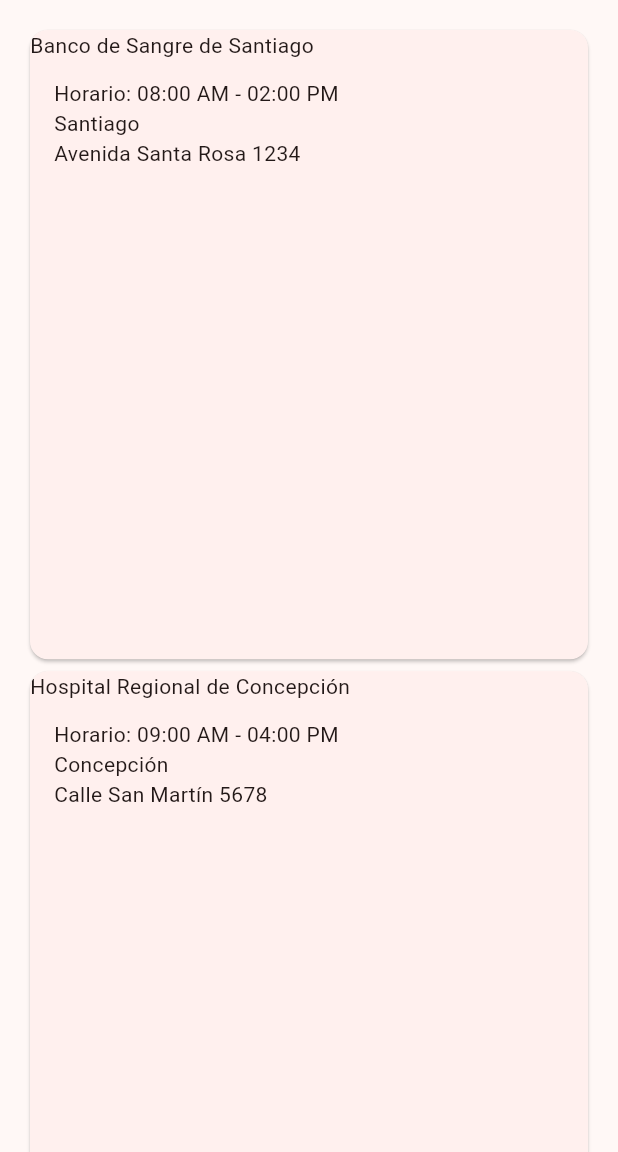
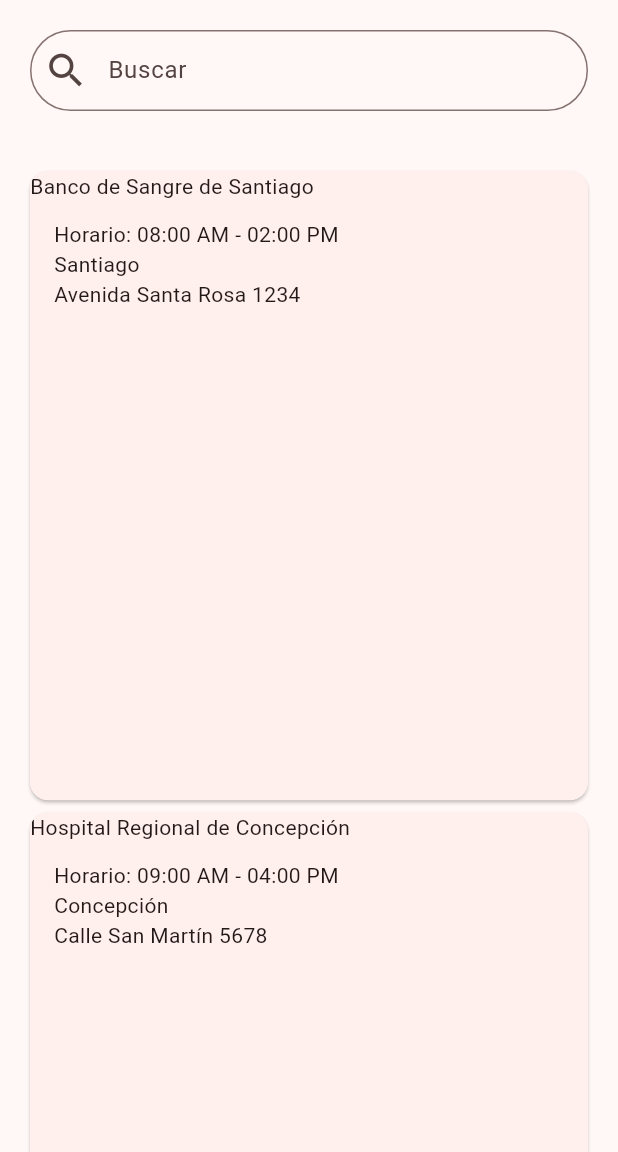
Before and after one commit to Cedricnator/vida-chile, a Flutter app: the CampaignPage screen opened by its route, on a phone screen of 412 x 824 dp, the part 84-1236 px from its top. Run offline on Flutter 3.47's test engine with Material 3 defaults, Android fonts, the phone set to English and light mode, and no system bars; missing offline and left inert: flutter_faq.

Commit message:
feat(mobile): add search bar

```diff
--- a/mobile/lib/features/campaign/view/campaign_screen.dart
+++ b/mobile/lib/features/campaign/view/campaign_screen.dart
@@ -4,36 +4,8 @@ import 'package:vida_chile_app/features/campaign/models/campaign.dart';
 import 'package:vida_chile_app/features/campaign/repository/campaign_repository.dart';
 
 class CampaignPage extends StatelessWidget {
-  const CampaignPage({Key? key}) : super(key: key);
+  const CampaignPage({super.key});
 
-  List<Card> _buildGridCards(int count) {
-    List<Card> cards = List.generate(count, (int index) {
-      return Card(
-        clipBehavior: Clip.antiAlias,
-        child: Column(
-          crossAxisAlignment: CrossAxisAlignment.start,
-          children: <Widget>[
-            AspectRatio(
-              aspectRatio: 18.0 / 11.0,
-              child: Image.asset('assets/diamond.png'),
-            ),
-            const Padding(
-              padding: EdgeInsets.fromLTRB(16.0, 12.0, 16.0, 8.0),
-              child: Column(
-                crossAxisAlignment: CrossAxisAlignment.start,
-                children: <Widget>[
-                  Text('Title'),
-                  SizedBox(height: 8.0),
-                  Text('Secondary Text'),
-                ],
-              ),
-            ),
-          ],
-        ),
-      );
-    });
-    return cards;
-  }
 
   List<Card> _buildBloodCampaignCard() {
     List<Campaign> campaigns = CampaignRepository.loadCampaigns();
@@ -70,11 +42,35 @@ class CampaignPage extends StatelessWidget {
       appBar: AppBar(
         title: const Text('Vida Chile'),
       ),
-        body: GridView.count(
+      body: Column(
+        children: [
+          Padding(
+            padding: const EdgeInsets.all(20.0),
+            child: TextField(
+              decoration: InputDecoration(
+                contentPadding: const EdgeInsets.symmetric(vertical: 15.0),
+                border: OutlineInputBorder(
+                  borderRadius: BorderRadius.circular(30.0),
+                  borderSide: const BorderSide(width: 0.8),
+                ),
+                hintText: 'Buscar',
+                prefixIcon: const Icon(
+                  Icons.search,
+                  size: 30.0,
+                ),
+              ),
+            ),
+          ),
+          Expanded(
+            child: GridView.count(
               crossAxisCount: 1,
               padding: const EdgeInsets.all(16.0),
               childAspectRatio: 8.0 / 9.0,
               children: _buildBloodCampaignCard(),
-        ));
+            ),
+          ),
+        ],
+      ),
+    );
   }
 }
```
Lines whose indentation alone changed are shown as unchanged.
